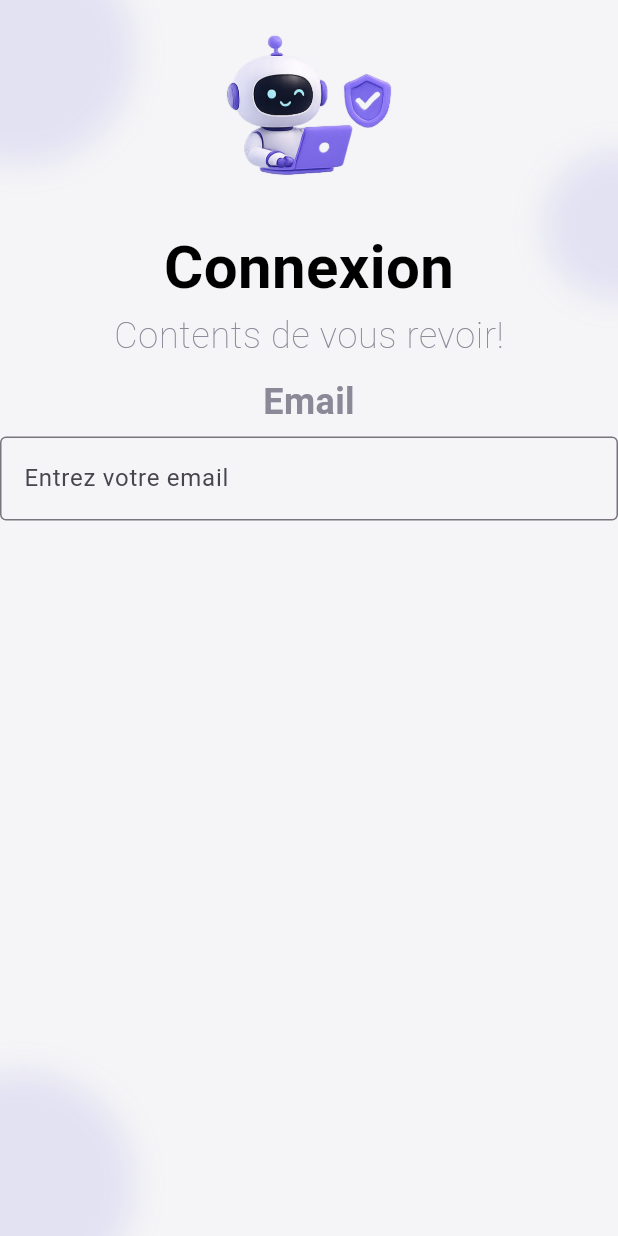
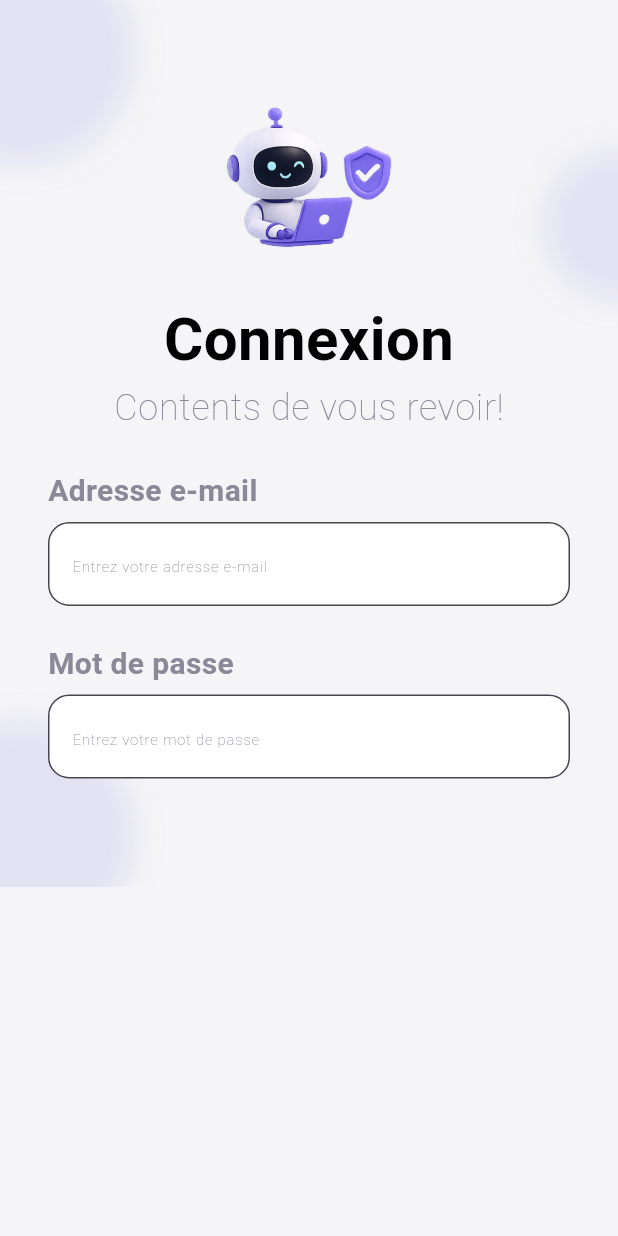
Before and after one commit to semsoummeriem/mizania_proj, a Flutter app: the screen it shows after launch, on a phone screen of 412 x 824 dp. Run offline on Flutter 3.47's test engine with Material 3 defaults, Android fonts, the phone set to English and light mode, and no system bars; Roboto replaces fonts that are missing (PlusJakartaSans).

Commit message:
check the new changes

```diff
--- a/lib/core/constants/styles.dart
+++ b/lib/core/constants/styles.dart
@@ -17,7 +17,7 @@ class AppStyles {
     letterSpacing: 0.5,
   );
   static const TextStyle labelStyle = TextStyle(
-    fontSize: 24,
+    fontSize: 20,
     fontWeight: FontWeight.w700,
     color: AppColors.smalltextColor,
     fontFamily: AppFonts.plusJakartaSans,
--- /dev/null
+++ b/lib/core/widgets/input_fields.dart
@@ -0,0 +1,39 @@
+import 'package:flutter/material.dart';
+import 'package:mizania_proj/core/constants/colors.dart';
+import 'package:mizania_proj/core/constants/styles.dart';
+
+
+class InputField extends StatelessWidget {
+  final String label;
+  final String hint;
+  const InputField({super.key, required this.label, required this.hint});
+
+  @override
+  Widget build(BuildContext context) {
+    return Column(
+      crossAxisAlignment: CrossAxisAlignment.start,
+      children: [
+        Text(
+                label,
+                style: AppStyles.labelStyle,
+                textAlign: TextAlign.left,
+              ),
+              SizedBox(height: 6),
+              TextField(
+                decoration: InputDecoration(
+                  filled: true,
+                  fillColor: AppColors.whiteColor,
+                  border: OutlineInputBorder(
+                    borderRadius: BorderRadius.circular(14),
+                  ),
+                  hintText: hint,
+                  hintStyle: TextStyle(color: AppColors.smalltextColor,
+                                       fontFamily: 'PlusJakartaSans',
+                                       fontSize: 10,
+                                       fontWeight: FontWeight.w200),
+                  ),
+                ),
+      ],
+    );
+  }
+}
--- a/lib/features/screens/auth/login.dart
+++ b/lib/features/screens/auth/login.dart
@@ -2,6 +2,7 @@ import 'package:flutter/material.dart';
 import '../../../core/constants/colors.dart';
 import '../../../core/constants/styles.dart';
 import '../profile/widgets/AppBackground.dart';
+import '../../../core/widgets/input_fields.dart';
 
 class Login extends StatefulWidget {
   const Login({super.key});
@@ -16,32 +17,31 @@ class _LoginState extends State<Login> {
     return Scaffold(
       backgroundColor: AppColors.backgroundlightColor,
       body: AppBackground(child:
-         Center(
-        child:Column(
+        SingleChildScrollView(
+          padding: EdgeInsets.symmetric(horizontal: 32, vertical: 48),
+          child: Column(
+            crossAxisAlignment: CrossAxisAlignment.start,
             //mainAxisAlignment: MainAxisAlignment.center,
             children: [
-            Image.asset('assets/4th.png', width: 150, height: 150),
-            Text(
+              Center(
+                child: Image.asset('assets/4th.png', width: 150, height: 150)),
+              Center(
+                child: Text(
                   'Connexion',
                   style : AppStyles.bigtextstyle,
                 ),
-            Text(
+              ),
+              Center(
+                child: Text(
                   'Contents de vous revoir!',
                   style: AppStyles.smalltextstyle,
                 ),
-            SizedBox(height: 10),
-            Text(
-              'Email',
-              style: AppStyles.labelStyle,
-              textAlign: TextAlign.left,
               ),
-            SizedBox(height: 6),
-            TextField(
-              decoration: InputDecoration(
-                border: OutlineInputBorder(),
-                hintText: 'Entrez votre email',
-              ),
-            ),
+              SizedBox(height: 24),
+              InputField(label: 'Adresse e-mail', hint: 'Entrez votre adresse e-mail'),
+              SizedBox(height: 24),
+              InputField(label: 'Mot de passe', hint: 'Entrez votre mot de passe'),
+              SizedBox(height: 24),
             ],
           ),
         )
```
Lines whose indentation alone changed are shown as unchanged.
